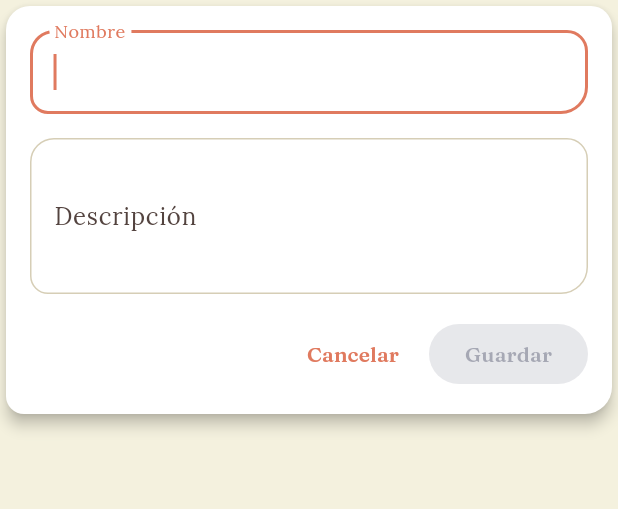
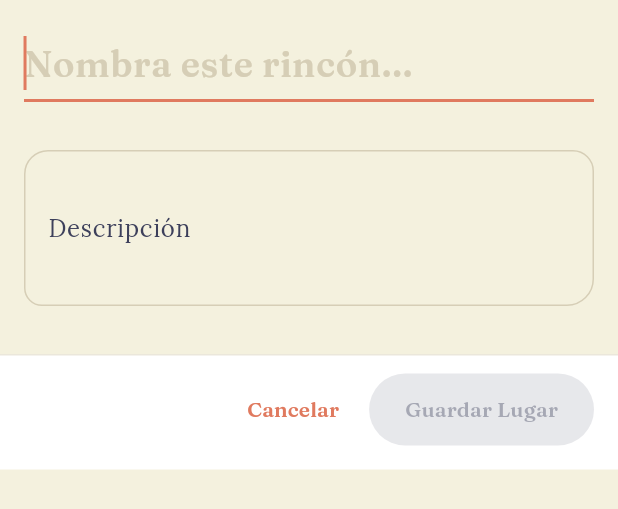
Before and after one commit to fernandom06/TravelPlan, a Flutter app: the PlaceForm widget shown alone on an empty page, opened directly with empty values, on a phone screen of 412 x 824 dp. Shown: the top 509 px of the screen. Run offline on Flutter 3.47's test engine with Material 3 defaults, Android fonts, the phone set to English and light mode, and no system bars; our stand-ins replace connectivity_plus, flutter_map, latlong2; network calls fail; statements that could not run were skipped.

Commit message:
feat(frontend): restyle place form and details to wireframe

```diff
--- a/frontend/lib/presentation/widgets/place_form.dart
+++ b/frontend/lib/presentation/widgets/place_form.dart
@@ -1,5 +1,6 @@
 import 'package:flutter/material.dart';
 
+import '../../core/theme/app_theme.dart';
 import '../../data/models/category.dart';
 import '../../data/models/place.dart';
 import 'category_chip_strip.dart';
@@ -37,7 +38,7 @@ class _PlaceFields extends StatelessWidget {
       children: [
         FocusTraversalOrder(
           order: const NumericFocusOrder(0),
-          child: TextField(
+          child: _WireframeNameField(
             controller: nameController,
             focusNode: nameFocus,
             autofocus: autofocus,
@@ -45,12 +46,11 @@ class _PlaceFields extends StatelessWidget {
             onChanged: onNameChanged,
             textInputAction: onNameNext == null ? null : TextInputAction.next,
             onSubmitted: onNameNext == null ? null : (_) => onNameNext!(),
-            decoration: const InputDecoration(labelText: 'Nombre'),
           ),
         ),
-        const SizedBox(height: 8),
+        const SizedBox(height: 16),
         categoryField,
-        const SizedBox(height: 8),
+        const SizedBox(height: 16),
         FocusTraversalOrder(
           order: NumericFocusOrder((1 << 20).toDouble()),
           child: TextField(
@@ -64,11 +64,89 @@ class _PlaceFields extends StatelessWidget {
             onSubmitted: onDescriptionSubmit == null
                 ? null
                 : (_) => onDescriptionSubmit!(),
-            decoration: const InputDecoration(labelText: 'Descripción'),
+            decoration: const InputDecoration(
+              labelText: 'Descripción',
+              labelStyle: TextStyle(
+                fontFamily: 'Lora',
+                color: AppColors.text,
+              ),
+              filled: true,
+              fillColor: Color(0x80F4F1DE), // paper tone
+            ),
           ),
         ),
         const SizedBox(height: 16),
       ],
+    );
+  }
+}
+
+/// Sketchbook-style title input: Fraunces 600, no border by default, a sand
+/// underline on hover and a terracotta underline on focus.
+class _WireframeNameField extends StatefulWidget {
+  const _WireframeNameField({
+    required this.controller,
+    this.focusNode,
+    required this.enabled,
+    this.autofocus = false,
+    this.onChanged,
+    this.onSubmitted,
+    this.textInputAction,
+  });
+
+  final TextEditingController controller;
+  final FocusNode? focusNode;
+  final bool enabled;
+  final bool autofocus;
+  final ValueChanged<String>? onChanged;
+  final ValueChanged<String>? onSubmitted;
+  final TextInputAction? textInputAction;
+
+  @override
+  State<_WireframeNameField> createState() => _WireframeNameFieldState();
+}
+
+class _WireframeNameFieldState extends State<_WireframeNameField> {
+  bool _hovered = false;
+
+  @override
+  Widget build(BuildContext context) {
+    return MouseRegion(
+      onEnter: (_) => setState(() => _hovered = true),
+      onExit: (_) => setState(() => _hovered = false),
+      child: TextField(
+        controller: widget.controller,
+        focusNode: widget.focusNode,
+        autofocus: widget.autofocus,
+        enabled: widget.enabled,
+        onChanged: widget.onChanged,
+        textInputAction: widget.textInputAction,
+        onSubmitted: widget.onSubmitted,
+        style: const TextStyle(
+          fontFamily: 'Fraunces',
+          fontWeight: FontWeight.w600,
+          fontSize: 24,
+          color: AppColors.text,
+        ),
+        decoration: InputDecoration(
+          hintText: 'Nombra este rincón...',
+          hintStyle: const TextStyle(
+            fontFamily: 'Fraunces',
+            fontWeight: FontWeight.w600,
+            fontSize: 24,
+            color: AppColors.muted,
+          ),
+          enabledBorder: UnderlineInputBorder(
+            borderSide: BorderSide(
+              color: _hovered ? AppColors.muted : Colors.transparent,
+              width: 1,
+            ),
+          ),
+          focusedBorder: const UnderlineInputBorder(
+            borderSide: BorderSide(color: AppColors.primary, width: 2),
+          ),
+        ),
+      ),
     );
   }
 }
@@ -228,17 +306,15 @@ class _PlaceFormState extends State<PlaceForm> {
 
   @override
   Widget build(BuildContext context) {
-    return Card(
-      elevation: 4,
-      child: FocusTraversalGroup(
+    return FocusTraversalGroup(
       policy: OrderedTraversalPolicy(),
-        child: Padding(
-          padding: const EdgeInsets.all(16),
       child: Column(
         mainAxisSize: MainAxisSize.min,
         crossAxisAlignment: CrossAxisAlignment.stretch,
         children: [
-              _PlaceFields(
+          Padding(
+            padding: const EdgeInsets.fromLTRB(16, 16, 16, 0),
+            child: _PlaceFields(
               nameController: _nameController,
               descriptionController: _descriptionController,
               categoryField: _buildCategoryField(),
@@ -250,31 +326,66 @@ class _PlaceFormState extends State<PlaceForm> {
               onNameNext: () => _categoryFocus.requestFocus(),
               onDescriptionSubmit: _submit,
             ),
-              OverflowBar(
+          ),
+          const SizedBox(height: 16),
+          _FormFooter(
+            onDelete: widget.onDelete == null ? null : _handleDeleteTap,
+            onCancel: widget.onCancel,
+            onSave: _canSave ? _handleSave : null,
+            saveLabel: 'Guardar Lugar',
+          ),
+        ],
+      ),
+    );
+  }
+}
+
+/// Sticky-looking footer with a terracotta primary button.
+class _FormFooter extends StatelessWidget {
+  const _FormFooter({
+    required this.onDelete,
+    required this.onCancel,
+    required this.onSave,
+    required this.saveLabel,
+  });
+
+  final VoidCallback? onDelete;
+  final VoidCallback onCancel;
+  final VoidCallback? onSave;
+  final String saveLabel;
+
+  @override
+  Widget build(BuildContext context) {
+    return Container(
+      padding: const EdgeInsets.fromLTRB(16, 12, 16, 16),
+      decoration: BoxDecoration(
+        color: AppColors.surface,
+        border: Border(
+          top: BorderSide(color: AppColors.muted.withValues(alpha: 0.5)),
+        ),
+      ),
+      child: OverflowBar(
         alignment: MainAxisAlignment.end,
         spacing: 8,
         children: [
-                  if (widget.onDelete != null)
+          if (onDelete != null)
             TextButton(
-                      onPressed: _handleDeleteTap,
+              onPressed: onDelete,
               style: TextButton.styleFrom(
                 foregroundColor: Theme.of(context).colorScheme.error,
               ),
               child: const Text('Eliminar'),
             ),
-                  TextButton(
-                    onPressed: widget.onCancel,
-                    child: const Text('Cancelar'),
+          TextButton(onPressed: onCancel, child: const Text('Cancelar')),
+          FilledButton(
+            onPressed: onSave,
+            style: FilledButton.styleFrom(
+              backgroundColor: AppColors.primary,
+              minimumSize: const Size(96, 48),
             ),
-                  FilledButton(
-                    onPressed: _canSave ? _handleSave : null,
-                    child: const Text('Guardar'),
+            child: Text(saveLabel),
           ),
         ],
-              ),
-            ],
-          ),
-        ),
       ),
     );
   }
@@ -320,15 +431,13 @@ class _PlaceDetailsState extends State<PlaceDetails> {
 
   @override
   Widget build(BuildContext context) {
-    return Card(
-      elevation: 4,
-      child: Padding(
-        padding: const EdgeInsets.all(16),
-        child: Column(
+    return Column(
       mainAxisSize: MainAxisSize.min,
       crossAxisAlignment: CrossAxisAlignment.stretch,
       children: [
-            _PlaceFields(
+        Padding(
+          padding: const EdgeInsets.fromLTRB(16, 16, 16, 0),
+          child: _PlaceFields(
             nameController: _nameController,
             descriptionController: _descriptionController,
             categoryField: CategoryChipStrip(
@@ -340,7 +449,17 @@ class _PlaceDetailsState extends State<PlaceDetails> {
             onNameChanged: null,
             enabled: false,
           ),
-            OverflowBar(
+        ),
+        const SizedBox(height: 16),
+        Container(
+          padding: const EdgeInsets.fromLTRB(16, 12, 16, 16),
+          decoration: BoxDecoration(
+            color: AppColors.surface,
+            border: Border(
+              top: BorderSide(color: AppColors.muted.withValues(alpha: 0.5)),
+            ),
+          ),
+          child: OverflowBar(
             alignment: MainAxisAlignment.end,
             spacing: 8,
             children: [
@@ -349,15 +468,11 @@ class _PlaceDetailsState extends State<PlaceDetails> {
                   onPressed: widget.onEdit,
                   child: const Text('Editar'),
                 ),
-                TextButton(
-                  onPressed: widget.onClose,
-                  child: const Text('Cerrar'),
-                ),
-              ],
-            ),
+              TextButton(onPressed: widget.onClose, child: const Text('Cerrar')),
             ],
           ),
         ),
+      ],
     );
   }
 }
```
Also changed, not shown: 2 other files. Lines whose indentation alone changed are shown as unchanged.
